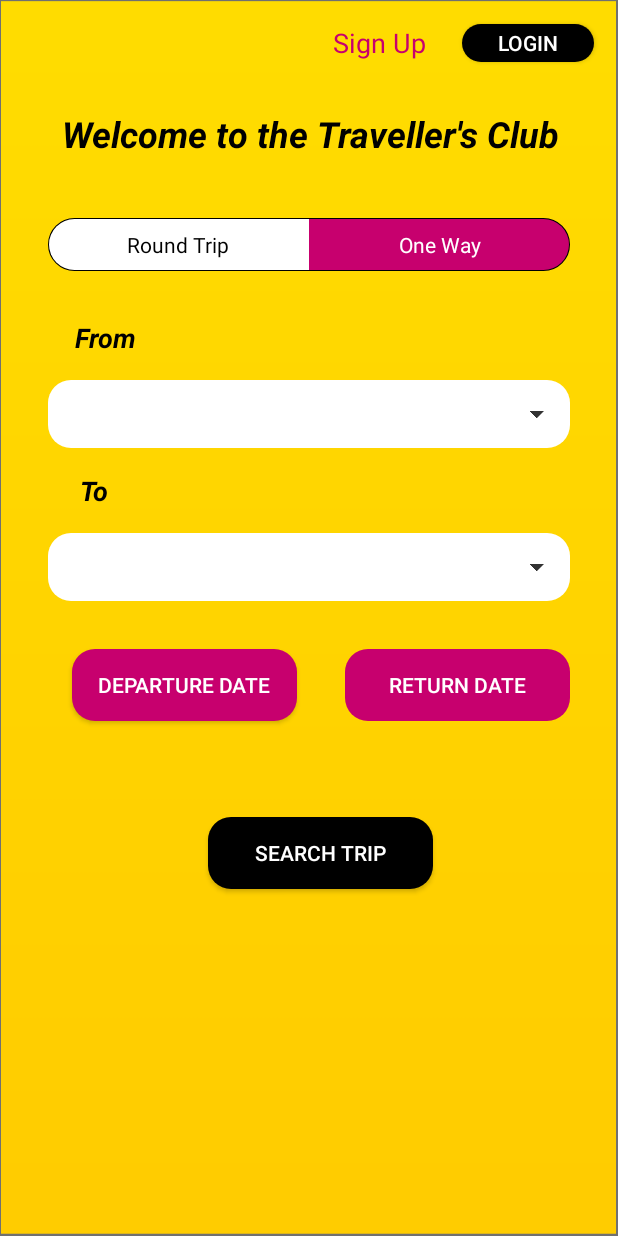
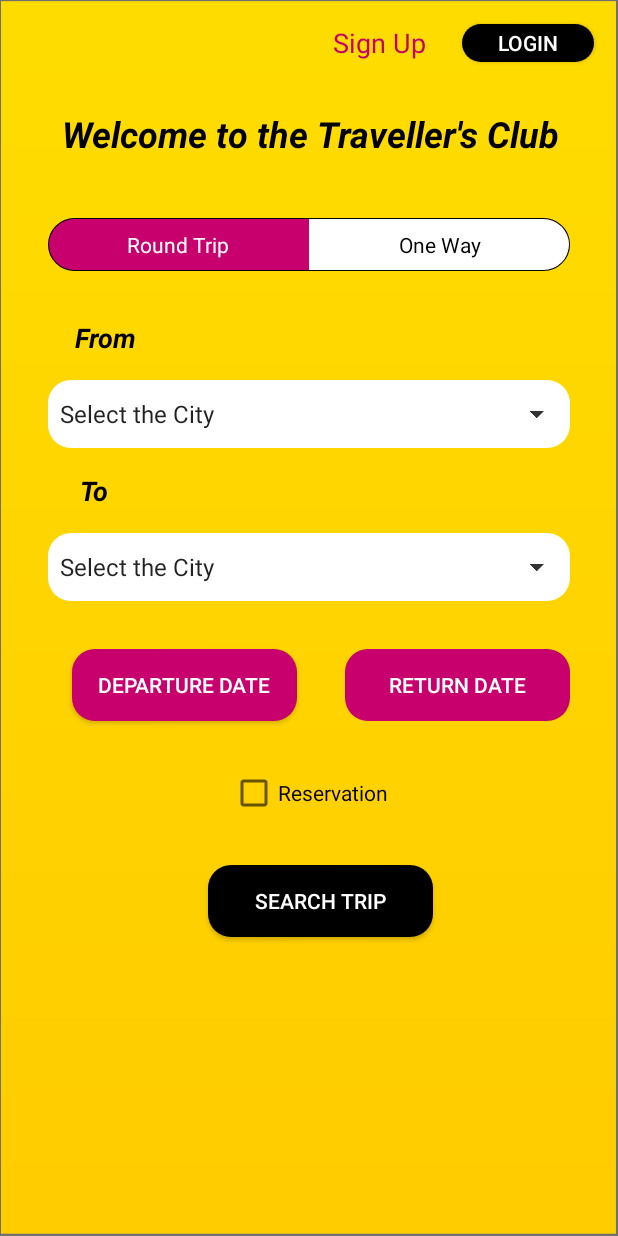
Before and after one commit to mert-tatli/Intercity-Bus-Ticket-Reserving-And-Selling-App, an Android app: the MainActivity screen opened directly, with no data from a screen before it, on a phone screen of 412 x 824 dp. Run offline under Robolectric (Android 15) with nearby library versions, the phone set to English and light mode, and no system bars.

```diff
--- a/app/src/main/AndroidManifest.xml
+++ b/app/src/main/AndroidManifest.xml
@@ -9,12 +9,15 @@
         android:roundIcon="@mipmap/ic_launcher_round"
         android:supportsRtl="true"
         android:theme="@style/AppTheme">
-        <activity android:name=".MainActivity"/>
+        <activity android:name=".TripActivity"></activity>
+        <activity android:name=".AdminActivity" />
         <activity android:name=".RegisterActivity" />
+        <activity android:name=".MainActivity" />
         <activity android:name=".LoginActivity" />
         <activity android:name=".SelectSeatActivity">
             <intent-filter>
                 <action android:name="android.intent.action.MAIN" />
+
                 <category android:name="android.intent.category.LAUNCHER" />
             </intent-filter>
         </activity>
--- a/app/src/main/java/com/example/intercitybusticketapp/MainActivity.java
+++ b/app/src/main/java/com/example/intercitybusticketapp/MainActivity.java
@@ -1,41 +1,39 @@
 package com.example.intercitybusticketapp;
-import androidx.annotation.RequiresApi;
+
 import androidx.appcompat.app.AppCompatActivity;
 import androidx.fragment.app.DialogFragment;
 import android.app.DatePickerDialog;
 import android.app.Dialog;
-import android.os.Build;
 import android.os.Bundle;
 import android.view.View;
-import android.view.Window;
 import android.view.WindowManager;
+import android.widget.AdapterView;
+import android.widget.ArrayAdapter;
 import android.widget.Button;
-import android.widget.CheckBox;
 import android.widget.DatePicker;
 import android.widget.RadioButton;
 import android.widget.RadioGroup;
-import android.widget.TextView;
+import android.widget.Spinner;
+import android.widget.Toast;
 
-import java.text.DateFormat;
-import java.text.SimpleDateFormat;
-import java.time.LocalDate;
-import java.time.temporal.ChronoUnit;
 import java.util.Calendar;
-import java.util.Date;
+
 
 public class MainActivity extends AppCompatActivity {
-
     public static final String DATE_DIALOG_1 = "datePicker1";
     static Button departureDate;
     private static int mYear1;
     private static int mMonth1;
     private static int mDay1;
-
     public static final String DATE_DIALOG_2 = "datePicker2";
     static Button returnDate;
     private static int mYear2;
     private static int mMonth2;
     private static int mDay2;
+    private RadioGroup radioGroup;
+    private RadioButton radioTrip;
+    String[] arraySpinner = new String[]{"Select the City","Adana","Adiyaman","Afyon","Agri","Aksaray","Amasya","Ankara","Antalya","Ardahan","Artvin","Aydin","Balikesir","Bartin","Batman","Bayburt","Bilecik","Bingol","Bitlis","Bolu","Burdur","Bursa","Canakkale","Cankiri","Corum","Denizli","Diyarbakir","Duzce","Edirne","Elazig","Erzincan","Erzurum","Eskisehir","Gaziantep","Giresun","Gumushane","Hakkari","Hatay","Igdir","Isparta","Istanbul","Izmir","Kahramanmaras",
+           "Karabuk","Karaman","Kars","Kastamonu","Kayseri","Kilis","Kirikkale","Kirklareli","Kirsehir","Kocaeli","Konya","Kutahya","Malatya","Manisa","Mardin","Mersin","Mugla","Mus","Nevsehir","Nigde","Ordu","Osmaniye","Rize","Sakarya","Samsun","Sanliurfa","Siirt","Sinop","Sirnak","Sivas","Tekirdag","Tokat","Trabzon","Tunceli","Usak","Van","Yalova","Yozgat","Zonguldak"};
     @Override
     protected void onCreate(Bundle savedInstanceState) {
         super.onCreate(savedInstanceState);
@@ -43,6 +41,47 @@ public class MainActivity extends AppCompatActivity {
                 WindowManager.LayoutParams.FLAG_FULLSCREEN);
         setContentView(R.layout.activity_main);
 
+        radioGroup=(RadioGroup) findViewById(R.id.radioGroupTrip);
+
+        Spinner s1 = (Spinner) findViewById(R.id.spinner);
+        Spinner s2 = (Spinner) findViewById(R.id.spinner2);
+
+        s1.setOnItemSelectedListener(new AdapterView.OnItemSelectedListener()
+        {
+            @Override
+            public void onItemSelected(AdapterView<?> arg0, View arg1, int position, long id) {
+                // TODO Auto-generated method stub
+                Toast.makeText(getBaseContext(), arraySpinner[position], Toast.LENGTH_SHORT).show();
+            }
+
+            @Override
+            public void onNothingSelected(AdapterView<?> arg0) {
+                // TODO Auto-generated method stub
+            }
+        });
+
+        s2.setOnItemSelectedListener(new AdapterView.OnItemSelectedListener()
+        {
+            @Override
+            public void onItemSelected(AdapterView<?> arg0, View arg1, int position, long id) {
+                // TODO Auto-generated method stub
+                Toast.makeText(getBaseContext(), arraySpinner[position], Toast.LENGTH_SHORT).show();
+            }
+
+            @Override
+            public void onNothingSelected(AdapterView<?> arg0) {
+                // TODO Auto-generated method stub
+            }
+        });
+         ArrayAdapter<String> adapter = new ArrayAdapter<String>(this,
+                android.R.layout.simple_spinner_item, arraySpinner);
+        adapter.setDropDownViewResource(android.R.layout.simple_spinner_dropdown_item);
+        s1.setAdapter(adapter);
+
+       ArrayAdapter<String> adapter2 = new ArrayAdapter<String>(this,
+                android.R.layout.simple_spinner_item, arraySpinner);
+        adapter.setDropDownViewResource(android.R.layout.simple_spinner_dropdown_item);
+        s2.setAdapter(adapter);
 
         departureDate = findViewById(R.id.departureDateButton);
         departureDate.setOnClickListener(new View.OnClickListener() {
@@ -126,5 +165,11 @@ public class MainActivity extends AppCompatActivity {
         }
 
     }
+    public void onClickOneWayRadio(View view){
+            returnDate.setVisibility(View.INVISIBLE);
+    }
+    public void onClickRoundRadio(View view){
+        returnDate.setVisibility(View.VISIBLE);
+    }
 
 }
--- a/app/src/main/res/layout/activity_main.xml
+++ b/app/src/main/res/layout/activity_main.xml
@@ -29,7 +29,7 @@
         android:layout_height="wrap_content"
         android:layout_marginStart="32dp"
         android:layout_marginLeft="32dp"
-        android:layout_marginTop="64dp"
+        android:layout_marginTop="32dp"
         android:layout_marginEnd="32dp"
         android:layout_marginRight="32dp"
         android:background="@drawable/ic_button_round"
@@ -39,7 +39,7 @@
         app:layout_constraintEnd_toEndOf="parent"
         app:layout_constraintHorizontal_bias="0.538"
         app:layout_constraintStart_toStartOf="parent"
-        app:layout_constraintTop_toBottomOf="@+id/departureDateButton" />
+        app:layout_constraintTop_toBottomOf="@+id/checkBox" />
 
     <Button
         android:id="@+id/returnDateButton"
@@ -127,7 +127,9 @@
             android:layout_weight="1"
             android:background="@drawable/btn_segmented_left"
             android:button="@android:color/transparent"
+            android:checked="true"
             android:gravity="center"
+            android:onClick="onClickRoundRadio"
             android:padding="8dp"
             android:text="Round Trip"
             android:textColor="@drawable/txt_segmented" />
@@ -139,8 +141,8 @@
             android:layout_weight="1"
             android:background="@drawable/btn_segmented_right"
             android:button="@android:color/transparent"
-            android:checked="true"
             android:gravity="center"
+            android:onClick="onClickOneWayRadio"
             android:padding="8dp"
             android:text="One Way"
             android:textColor="@drawable/txt_segmented" />
@@ -205,4 +207,15 @@
         app:layout_constraintStart_toStartOf="parent"
         app:layout_constraintTop_toBottomOf="@+id/textView5" />
 
+    <CheckBox
+        android:id="@+id/checkBox"
+        android:layout_width="wrap_content"
+        android:layout_height="wrap_content"
+        android:layout_marginTop="32dp"
+        android:text="Reservation"
+        android:textColor="@color/black"
+        app:layout_constraintEnd_toEndOf="parent"
+        app:layout_constraintStart_toStartOf="parent"
+        app:layout_constraintTop_toBottomOf="@+id/departureDateButton" />
+
 </androidx.constraintlayout.widget.ConstraintLayout>
--- a/app/src/main/res/values/styles.xml
+++ b/app/src/main/res/values/styles.xml
@@ -1,7 +1,9 @@
 <?xml version="1.0" encoding="utf-8"?>
 <resources>
     <style name="AppTheme" parent="@style/Theme.AppCompat.Light.NoActionBar">
-
+        <item name="colorPrimary">@color/purple_500</item>
+        <item name="colorPrimaryVariant">@color/purple_700</item>
+        <item name="colorOnPrimary">@color/white</item>
     </style>
 
 
```
Also changed, not shown: app/src/main/java/com/example/intercitybusticketapp/AdminActivity.java (added, +14 -0 lines), app/src/main/java/com/example/intercitybusticketapp/LoginActivity.java (+10 -3 lines), app/src/main/java/com/example/intercitybusticketapp/SelectSeatActivity.java (+24 -27 lines), app/src/main/java/com/example/intercitybusticketapp/TripActivity.java (added, +14 -0 lines), app/src/main/res/layout/activity_admin.xml (added, +10 -0 lines), app/src/main/res/layout/activity_register.xml (+27 -27 lines), app/src/main/res/layout/activity_selectseat.xml (+5 -4 lines), app/src/main/res/layout/activity_trip.xml (added, +10 -0 lines).
